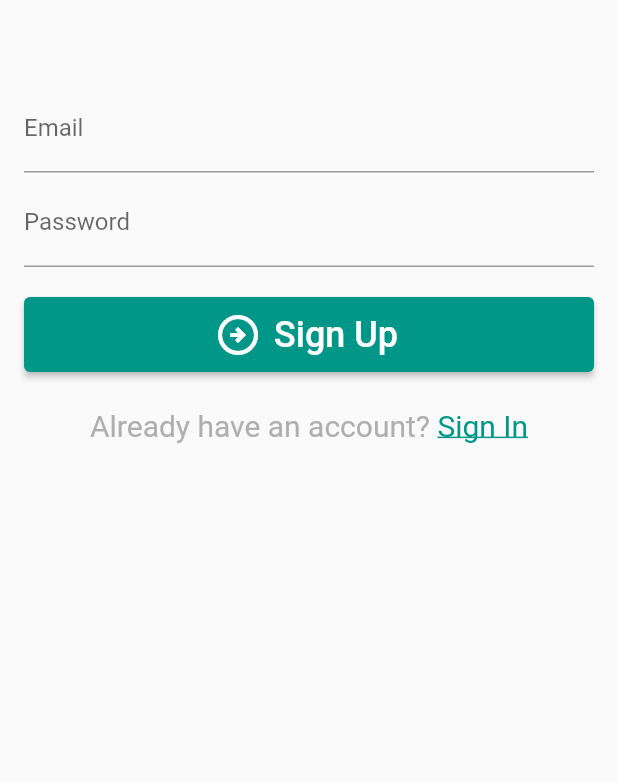
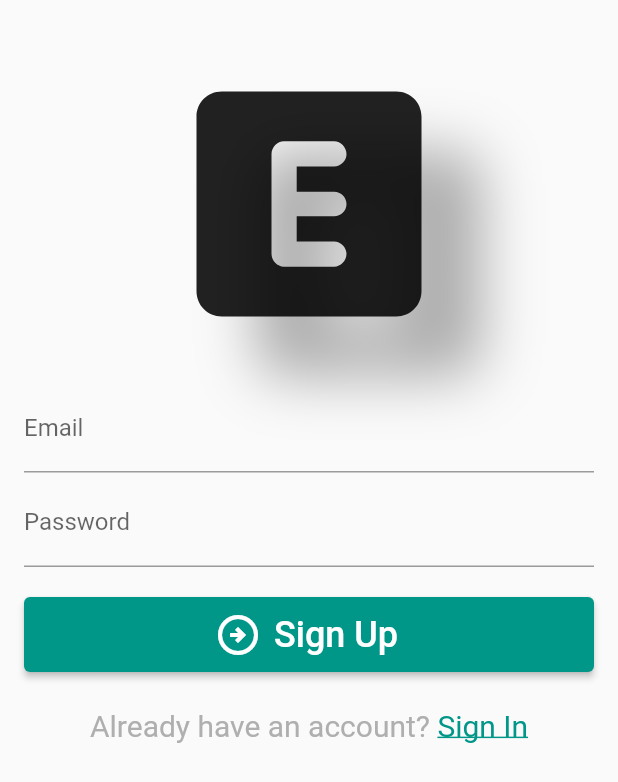
Before and after one commit to RicardoQ-Romeijn/ProyectoFCT, a Flutter app: the SignUpWidget widget shown alone on an empty page, opened directly with empty values, on a phone screen of 412 x 824 dp. Shown: the top 782 px of the screen. Run offline on Flutter 3.47's test engine with Material 2 defaults, Android fonts, the phone set to English and light mode, and no system bars; our stand-ins replace cloud_firestore, email_validator, firebase_auth, firebase_core, geolocator, shared_preferences; missing offline and left inert: folding_cell; accounts and stored records are empty; network calls fail.

Commit message:
Added Logo to Login and Signin, Fixed Import Issue After Project Rename

```diff
--- a/lib/Login/AuthPage.dart
+++ b/lib/Login/AuthPage.dart
@@ -1,6 +1,6 @@
 import 'package:flutter/widgets.dart';
-import 'package:flutter_application/Login/SignUpPage.dart';
-import 'package:flutter_application/Login/SignInPage.dart';
+import 'package:Experience/Login/SignUpPage.dart';
+import 'package:Experience/Login/SignInPage.dart';
 
 class AuthPage extends StatefulWidget {
   const AuthPage({Key? key}) : super(key: key);
--- a/lib/Login/LoginPage.dart
+++ b/lib/Login/LoginPage.dart
@@ -4,8 +4,8 @@ import 'package:cloud_firestore/cloud_firestore.dart';
 import 'package:firebase_auth/firebase_auth.dart';
 import 'package:firebase_core/firebase_core.dart';
 import 'package:flutter/material.dart';
-import 'package:flutter_application/Login/AuthPage.dart';
-import 'package:flutter_application/Views/MainPage.dart';
+import 'package:Experience/Login/AuthPage.dart';
+import 'package:Experience/Views/MainPage.dart';
 
 class LoginPage extends StatelessWidget {
   const LoginPage({Key? key}) : super(key: key);
--- a/lib/Login/SignUpPage.dart
+++ b/lib/Login/SignUpPage.dart
@@ -6,7 +6,7 @@ import 'package:firebase_auth/firebase_auth.dart';
 import 'package:flutter/foundation.dart';
 import 'package:flutter/gestures.dart';
 import 'package:flutter/material.dart';
-import 'package:flutter_application/Utils.dart';
+import 'package:Experience/Utils.dart';
 
 class SignUpWidget extends StatefulWidget {
   final VoidCallback onClickedSignUp;
@@ -42,7 +42,11 @@ class _LoginWidgetState extends State<SignUpWidget> {
           crossAxisAlignment: CrossAxisAlignment.center,
           mainAxisAlignment: MainAxisAlignment.center,
           children: [
-            SizedBox(height: 40),
+            SizedBox(height: 20),
+            Icon(Icons.explicit_rounded, size: 200, shadows: const [
+              Shadow(offset: Offset(40, 40), blurRadius: 50, color: Color.fromARGB(255, 170, 170, 170)),
+            ]),
+            SizedBox(height: 20),
             TextFormField(
               controller: emailController,
               cursorColor: Colors.white,
--- a/lib/MasterDetail/collection_list.dart
+++ b/lib/MasterDetail/collection_list.dart
@@ -3,8 +3,8 @@
 import 'package:cloud_firestore/cloud_firestore.dart';
 import 'package:firebase_auth/firebase_auth.dart';
 import 'package:flutter/material.dart';
-import 'package:flutter_application/MasterDetail/experience_list.dart';
-import 'package:flutter_application/Models/Collections.dart';
+import 'package:Experience/MasterDetail/experience_list.dart';
+import 'package:Experience/Models/Collections.dart';
 
 import 'package:uuid/uuid.dart';
 
--- a/lib/MasterDetail/experience_card.dart
+++ b/lib/MasterDetail/experience_card.dart
@@ -3,7 +3,7 @@
 import 'package:cloud_firestore/cloud_firestore.dart';
 import 'package:firebase_auth/firebase_auth.dart';
 import 'package:flutter/material.dart';
-import 'package:flutter_application/Models/Experiences.dart';
+import 'package:Experience/Models/Experiences.dart';
 import 'package:folding_cell/folding_cell/widget.dart';
 import 'package:intl/intl.dart';
 
--- a/lib/Models/Collections.dart
+++ b/lib/Models/Collections.dart
@@ -1,8 +1,8 @@
 // ignore_for_file: file_names
 
 import 'package:cloud_firestore/cloud_firestore.dart';
-import 'package:flutter_application/Models/Experiences.dart';
-import 'package:flutter_application/Utils.dart';
+import 'package:Experience/Models/Experiences.dart';
+import 'package:Experience/Utils.dart';
 import 'package:uuid/uuid.dart';
 
 class Collections {
--- a/lib/Models/Users.dart
+++ b/lib/Models/Users.dart
@@ -1,6 +1,6 @@
 // ignore_for_file: file_names
 
-import 'package:flutter_application/Models/Collections.dart';
+import 'package:Experience/Models/Collections.dart';
 
 class Users {
   Users(
--- a/lib/Views/CollectionPage.dart
+++ b/lib/Views/CollectionPage.dart
@@ -2,8 +2,8 @@
 import 'package:cloud_firestore/cloud_firestore.dart';
 import 'package:firebase_auth/firebase_auth.dart';
 import 'package:flutter/material.dart';
-import 'package:flutter_application/MasterDetail/collection_list.dart';
-import 'package:flutter_application/Models/Collections.dart';
+import 'package:Experience/MasterDetail/collection_list.dart';
+import 'package:Experience/Models/Collections.dart';
 import 'package:uuid/uuid.dart';
 
 final user = FirebaseAuth.instance.currentUser!;
--- a/lib/Views/MainPage.dart
+++ b/lib/Views/MainPage.dart
@@ -2,9 +2,9 @@
 
 import 'package:firebase_auth/firebase_auth.dart';
 import 'package:flutter/material.dart';
-import 'package:flutter_application/Views/CollectionPage.dart';
-import 'package:flutter_application/Views/ProfilePage.dart';
-import 'package:flutter_application/main.dart';
+import 'package:Experience/Views/CollectionPage.dart';
+import 'package:Experience/Views/ProfilePage.dart';
+import 'package:Experience/main.dart';
 import 'package:shared_preferences/shared_preferences.dart';
 
 class MainPage extends StatefulWidget {
--- a/lib/main.dart
+++ b/lib/main.dart
@@ -2,11 +2,11 @@
 
 import 'package:cloud_firestore/cloud_firestore.dart';
 import 'package:flutter/material.dart';
-import 'package:flutter_application/Login/LoginPage.dart';
+import 'package:Experience/Login/LoginPage.dart';
 
 import 'package:firebase_core/firebase_core.dart';
-import 'package:flutter_application/Utils.dart';
-import 'package:flutter_application/firebase_options.dart';
+import 'package:Experience/Utils.dart';
+import 'package:Experience/firebase_options.dart';
 
 final navigatorKey = GlobalKey<NavigatorState>();
 
```
Also changed, not shown: lib/Login/SignInPage.dart (+7 -3 lines), lib/MasterDetail/experience_list.dart (+5 -5 lines), 14 other files.
